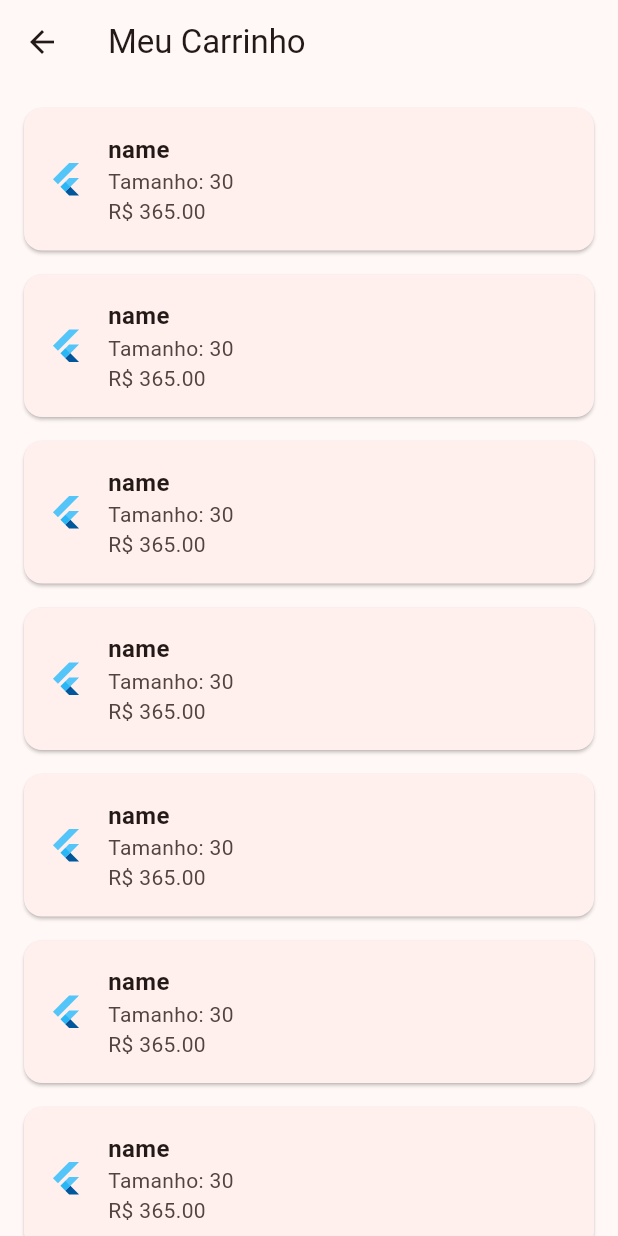
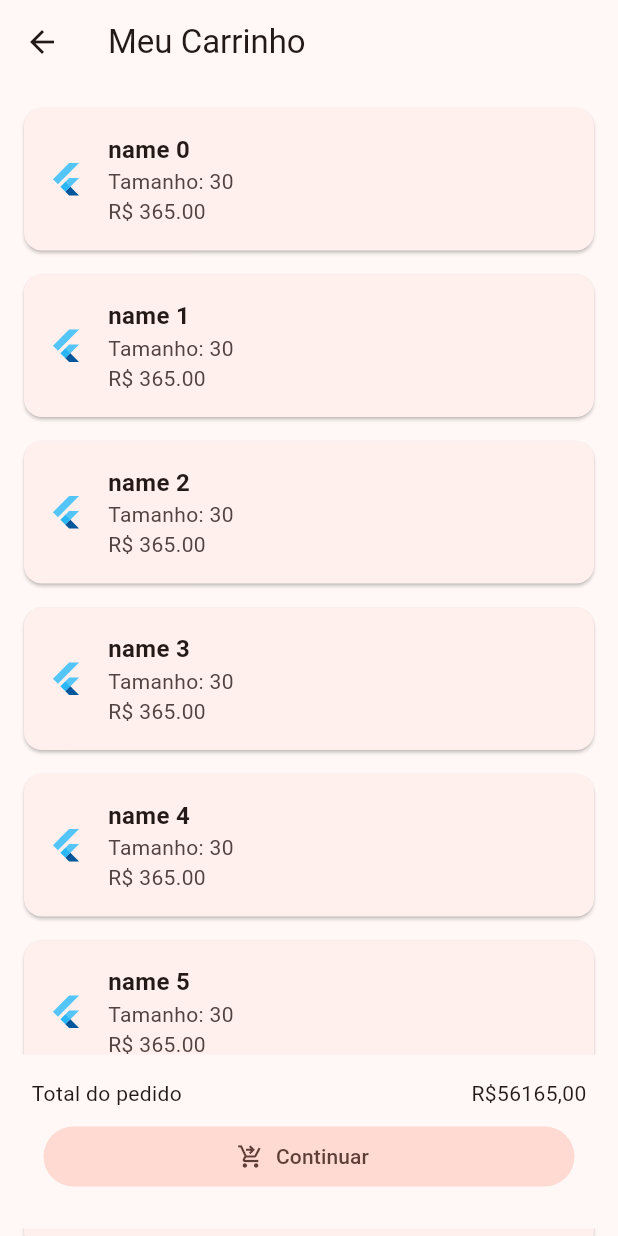
Before and after one commit to gabrielwbenatti/kp-merch, a Flutter app: the KpCartScreen screen opened directly, on a phone screen of 412 x 824 dp. Run offline on Flutter 3.47's test engine with Material 2 defaults, Android fonts, the phone set to English and light mode, and no system bars; our stand-ins replace carousel_slider, dio; missing offline and left inert: dart:ffi; network calls fail.

Commit message:
adicionado card de total

```diff
--- a/app_kp_merch/lib/app/common/kp_large_button.dart
+++ b/app_kp_merch/lib/app/common/kp_large_button.dart
@@ -4,38 +4,27 @@ import 'package:flutter/material.dart';
 class KpLargeButton extends StatelessWidget {
   const KpLargeButton(
     this.label, {
-    this.icon,
+    required this.icon,
     this.onPressed,
     super.key,
   });
 
   final String label;
-  final IconData? icon;
+  final IconData icon;
   final VoidCallback? onPressed;
 
   @override
   Widget build(BuildContext context) {
     return Padding(
-      padding: EdgeInsets.all(KpTheme.kDefaultPadding),
+      padding: EdgeInsets.all(KpTheme.kDefaultPadding / 2),
       child: SizedBox(
         width: double.infinity,
-        child: _buildChild(),
+        child: FilledButton.tonalIcon(
+          onPressed: onPressed,
+          icon: Icon(icon),
+          label: Text(label),
+        ),
       ),
     );
   }
-
-  _buildChild() {
-    if (icon != null) {
-      return FilledButton.tonalIcon(
-        onPressed: onPressed,
-        icon: Icon(icon),
-        label: Text(label),
-      );
-    } else {
-      FilledButton.tonal(
-        onPressed: onPressed,
-        child: Text(label),
-      );
-    }
-  }
 }
--- a/app_kp_merch/lib/app/modules/cart/kp_cart_screen.dart
+++ b/app_kp_merch/lib/app/modules/cart/kp_cart_screen.dart
@@ -1,27 +1,71 @@
+import 'dart:ffi';
+
+import 'package:app_kp_merch/app/common/kp_large_button.dart';
 import 'package:app_kp_merch/app/data/models/cart_item_model.dart';
+import 'package:app_kp_merch/app/utils/kp_theme.dart';
 import 'package:flutter/material.dart';
 
 import 'package:app_kp_merch/app/data/models/product_model.dart';
 import 'package:app_kp_merch/app/modules/cart/widgets/kp_cart_item.dart';
 
-class KpCartScreen extends StatelessWidget {
+class KpCartScreen extends StatefulWidget {
   const KpCartScreen({super.key});
 
   @override
+  State<KpCartScreen> createState() => _KpCartScreenState();
+}
+
+class _KpCartScreenState extends State<KpCartScreen> {
+  @override
   Widget build(BuildContext context) {
     int itemCount = 12;
+    var panelKey = GlobalKey();
 
-    return Scaffold(
-      appBar: AppBar(
-        title: const Text(
-          'Meu Carrinho',
+    Widget _buildTotalPanel() {
+      return Positioned(
+        bottom: 0,
+        left: 0,
+        right: 0,
+        child: Container(
+          key: panelKey,
+          padding: EdgeInsets.all(KpTheme.kDefaultPadding),
+          margin: const EdgeInsets.all(5),
+          width: double.infinity,
+          decoration: BoxDecoration(
+            color: Theme.of(context).colorScheme.background,
+          ),
+          child: Column(
+            crossAxisAlignment: CrossAxisAlignment.start,
+            children: [
+              Row(
+                mainAxisAlignment: MainAxisAlignment.spaceBetween,
+                children: const [
+                  Text("Total do pedido"),
+                  Text("R\$56165,00"),
+                ],
+              ),
+              KpLargeButton(
+                'Continuar',
+                icon: Icons.shopping_cart_checkout_outlined,
+                onPressed: () {},
+              )
+            ],
           ),
         ),
-      body: ListView.builder(
+      );
+    }
+
+    Widget _buildItemsList() {
+      return SingleChildScrollView(
+        child: Column(
+          children: [
+            ListView.builder(
+              shrinkWrap: true,
+              physics: const NeverScrollableScrollPhysics(),
               itemCount: itemCount,
               itemBuilder: (context, index) {
                 final product = ProductModel(
-            name: 'name',
+                  name: 'name $index',
                   price: 365.0,
                 );
 
@@ -36,6 +80,26 @@ class KpCartScreen extends StatelessWidget {
                 );
               },
             ),
+            const SizedBox(
+              height: 120,
+            ),
+          ],
+        ),
+      );
+    }
+
+    return Scaffold(
+      appBar: AppBar(
+        title: const Text(
+          'Meu Carrinho',
+        ),
+      ),
+      body: Stack(
+        children: [
+          _buildItemsList(),
+          _buildTotalPanel(),
+        ],
+      ),
     );
   }
 }
```
Lines whose indentation alone changed are shown as unchanged.
